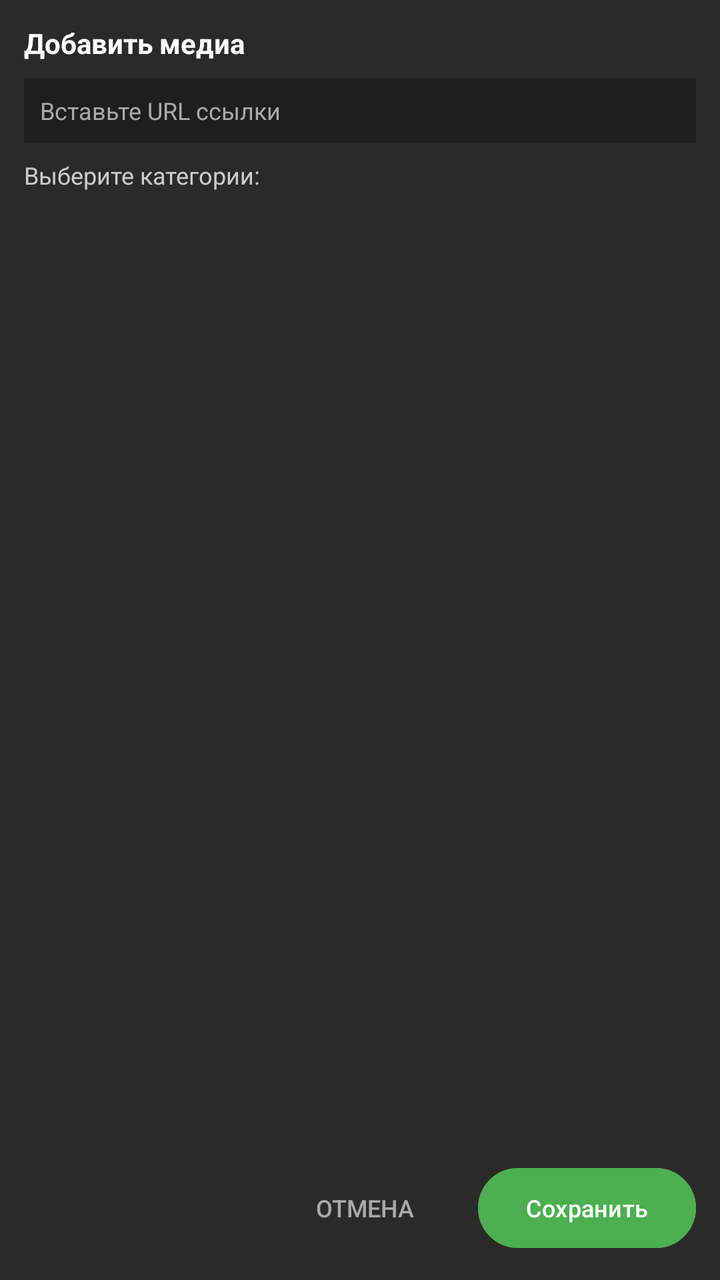
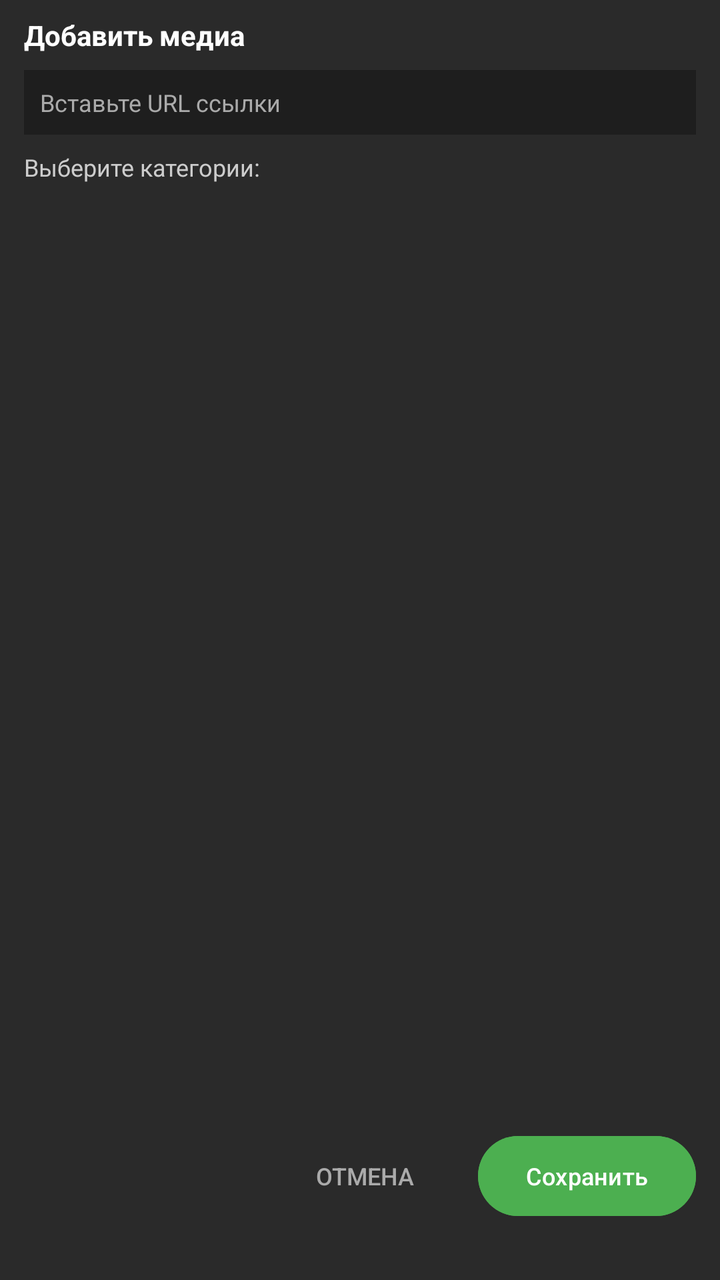

The first picture is an Android layout as it rendered before a commit; the second is the same layout after the commit. The layout source and the unified diff follow.
<!-- AndroidManifest.xml: application theme Theme.MediaKeyboard -->
<!-- res/layout/dialog_add_media.xml -->
<?xml version="1.0" encoding="utf-8"?>
<ScrollView xmlns:android="http://schemas.android.com/apk/res/android"
    android:layout_width="match_parent"
    android:layout_height="match_parent"
    android:fillViewport="true"
    android:background="#FF2A2A2A">

    <LinearLayout
        android:layout_width="match_parent"
        android:layout_height="wrap_content"
        android:orientation="vertical"
        android:padding="12dp">

        <TextView
            android:layout_width="wrap_content"
            android:layout_height="wrap_content"
            android:text="Добавить медиа"
            android:textColor="#FFFFFFFF"
            android:textSize="14sp"
            android:textStyle="bold"
            android:layout_marginBottom="8dp" />

        <EditText
            android:id="@+id/inputUrl"
            android:layout_width="match_parent"
            android:layout_height="wrap_content"
            android:hint="Вставьте URL ссылки"
            android:textColorHint="#FFAAAAAA"
            android:textColor="#FFFFFFFF"
            android:background="#FF1E1E1E"
            android:padding="8dp"
            android:textSize="12sp"
            android:inputType="textUri"
            android:maxLines="2" />

        <TextView
            android:layout_width="wrap_content"
            android:layout_height="wrap_content"
            android:text="Выберите категории:"
            android:textColor="#FFCCCCCC"
            android:textSize="12sp"
            android:layout_marginTop="8dp"
            android:layout_marginBottom="4dp" />

        <LinearLayout
            android:id="@+id/categoriesContainer"
            android:layout_width="match_parent"
            android:layout_height="wrap_content"
            android:orientation="vertical"
            android:padding="2dp" />

        <View
            android:layout_width="match_parent"
            android:layout_height="0dp"
            android:layout_weight="1" />

        <LinearLayout
            android:layout_width="match_parent"
            android:layout_height="wrap_content"
            android:orientation="horizontal"
            android:gravity="end"
            android:layout_marginTop="8dp">

            <Button
                android:id="@+id/btnCancel"
                style="?android:attr/borderlessButtonStyle"
                android:layout_width="wrap_content"
                android:layout_height="wrap_content"
                android:text="Отмена"
                android:textColor="#FFAAAAAA"
                android:textSize="12sp" />

            <Button
                android:id="@+id/btnAdd"
                android:layout_width="wrap_content"
                android:layout_height="wrap_content"
                android:layout_marginStart="8dp"
                android:text="Сохранить"
                android:backgroundTint="#FF4CAF50"
                android:textColor="#FFFFFFFF"
                android:textSize="12sp" />
        </LinearLayout>
    </LinearLayout>
</ScrollView>
<!-- resources referenced by this layout -->
<resources>
  <style name="Theme.MediaKeyboard" parent="Base.Theme.MediaKeyboard" />
  <style name="Base.Theme.MediaKeyboard" parent="Theme.Material3.DayNight.NoActionBar">
          
          
      </style>
</resources>

<!-- the commit's change to res/layout/dialog_add_media.xml (unified diff, before → after) -->
@@ -9,7 +9,11 @@
         android:layout_width="match_parent"
         android:layout_height="wrap_content"
         android:orientation="vertical"
-        android:padding="12dp">
+        android:paddingStart="12dp"
+        android:paddingTop="8dp"
+        android:paddingEnd="12dp"
+        android:paddingBottom="28dp"
+        android:clipToPadding="false">
 
         <TextView
             android:layout_width="wrap_content"
